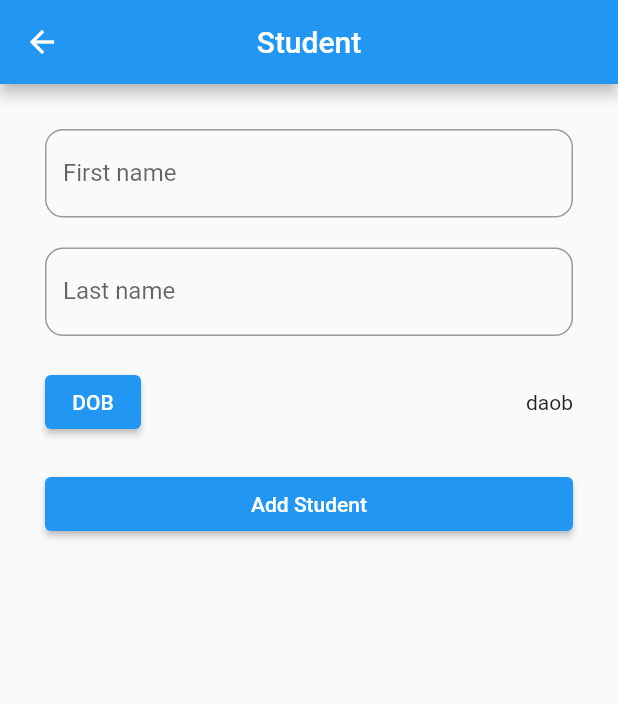
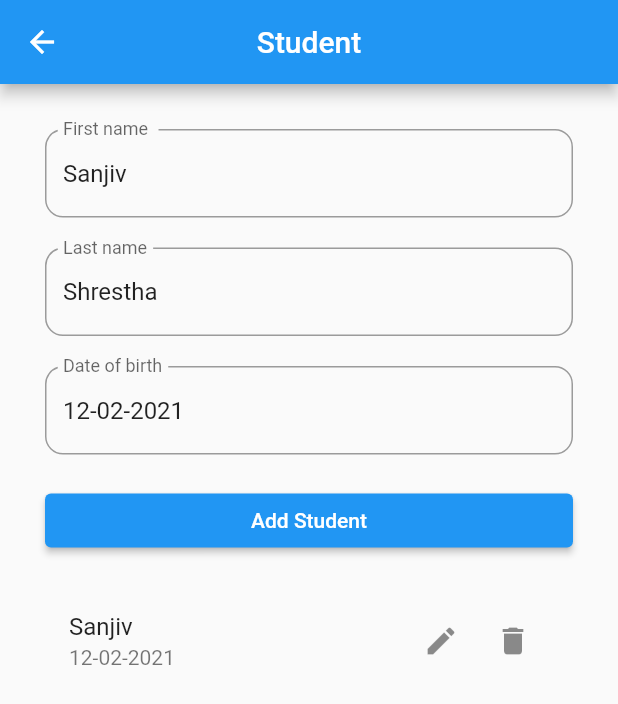
Before and after one commit to sanjiv576/flutter_apps, a Flutter app: the StudentView screen opened by its route, after a tap on "Add Student", on a phone screen of 412 x 824 dp. Shown: the top 704 px of the screen. Run offline on Flutter 3.47's test engine with Material 2 defaults, Android fonts, the phone set to English and light mode, and no system bars; our stand-ins replace flutter_riverpod, get_it, shared_preferences; accounts and stored records are empty; key blocks and very long unbroken strings in the code were emptied for the run.

Commit message:
add MVVM pattern

```diff
--- /dev/null
+++ b/riverpod_state_management/lib/model/student.dart
@@ -0,0 +1,12 @@
+class Student {
+  final String firstName;
+  final String lastName;
+  final String dob;
+
+  Student({required this.firstName, required this.lastName, required this.dob});
+
+  @override
+  String toString() {
+    return 'First Name: $firstName ';
+  }
+}
--- /dev/null
+++ b/riverpod_state_management/lib/state/student_state.dart
@@ -0,0 +1,23 @@
+import '../model/student.dart';
+
+class StudentState {
+  bool isLoading;
+  List<Student> students;
+
+  StudentState({required this.isLoading, required this.students});
+
+// copyWith used here if the small thing changed
+
+  StudentState copyWith({
+    bool? isLoading,
+    List<Student>? students,
+  }) {
+    return StudentState(
+        isLoading: isLoading ?? this.isLoading,
+        students: students ?? this.students);
+  }
+
+  // initial state ---> created to avoid lengthy code in student_viewmodel
+
+  StudentState.initial() : this(isLoading: false, students: []);
+}
--- a/riverpod_state_management/lib/view/student_view.dart
+++ b/riverpod_state_management/lib/view/student_view.dart
@@ -1,5 +1,8 @@
 import 'package:flutter/material.dart';
 import 'package:flutter_riverpod/flutter_riverpod.dart';
+import 'package:riverpod_state_management/view_model/student_viewmodel.dart';
+
+import '../model/student.dart';
 
 class StudentView extends ConsumerStatefulWidget {
   const StudentView({super.key});
@@ -9,32 +12,14 @@ class StudentView extends ConsumerStatefulWidget {
 }
 
 class _StudentViewState extends ConsumerState<StudentView> {
-  final firstNameController = TextEditingController();
-  final lastNameController = TextEditingController();
-  final dobController = TextEditingController();
-
-  DateTime selectedDate = DateTime.now();
-
-  _openDatePicker() {
-    showDatePicker(
-            context: context,
-            initialDate: DateTime.now(),
-            firstDate: DateTime(2020),
-            lastDate: DateTime.now())
-        .then((pickedDate) {
-      // Check if no date is selected
-      if (pickedDate == null) {
-        return;
-      }
-      setState(() {
-        // using state so that the UI will be rerendered when date is picked
-        selectedDate = pickedDate;
-      });
-    });
-  }
+  final firstNameController = TextEditingController(text: 'Sanjiv');
+  final lastNameController = TextEditingController(text: 'Shrestha');
+  final dobController = TextEditingController(text: '12-02-2021');
 
   @override
   Widget build(BuildContext context) {
+    // keep watching if any other changes are found then change in UI as well
+    var studentState = ref.watch(studentViewModelProvider);
     return Scaffold(
       appBar: AppBar(
         title: const Text('Student'),
@@ -64,24 +49,66 @@ class _StudentViewState extends ConsumerState<StudentView> {
               ),
             ),
             const SizedBox(height: 20),
-            Row(
-              mainAxisAlignment: MainAxisAlignment.spaceBetween,
-              children: [
-                ElevatedButton(
-                    onPressed: () {
-                      _openDatePicker();
-                    },
-                    child: const Text('DOB')),
-                const Text('daob')
-              ],
+            TextFormField(
+              controller: dobController,
+              decoration: InputDecoration(
+                labelText: 'Date of birth',
+                border: OutlineInputBorder(
+                  borderRadius: BorderRadius.circular(12),
+                ),
+              ),
             ),
             const SizedBox(height: 20),
             SizedBox(
               width: double.infinity,
               child: ElevatedButton(
-                  onPressed: () {}, child: const Text('Add Student')),
+                  onPressed: () {
+                    String firstName = firstNameController.text.trim();
+                    String lastName = lastNameController.text.trim();
+                     String dob = dobController.text.trim();
+
+                    Student newStudent = Student(
+                        firstName: firstName, lastName: lastName, dob: dob);
+
+                    // print(newStudent);
+
+                    // notifier is used to access the class  i.e StudentView Model not the object i.e StudentState
+                    // becasue to access addStudent method
+                    ref
+                        .read(studentViewModelProvider.notifier)
+                        .addStudent(student: newStudent);
+                  },
+                  child: const Text('Add Student')),
             ),
             const SizedBox(height: 20),
+            // for showing if there is data or not
+            studentState.students.isNotEmpty
+                ? Expanded(
+                    child: ListView.builder(
+                        itemCount: studentState.students.length,
+                        itemBuilder: (context, index) {
+                          return ListTile(
+                            title: Text(studentState.students[index].firstName),
+                            subtitle: Text(studentState.students[index].dob),
+                            trailing: Wrap(
+                              children: [
+                                IconButton(
+                                  onPressed: () {},
+                                  icon: const Icon(Icons.edit),
+                                ),
+                                 IconButton(
+                                  onPressed: () {
+                                    // ref.watch(studentViewModelProvider.notifier).state =
+                                  },
+                                  icon: const Icon(Icons.delete),
+                                ),
+
+                              ],
+                            ),
+                          );
+                        }),
+                  )
+                : const Text('NO data'),
           ],
         ),
       ),
--- /dev/null
+++ b/riverpod_state_management/lib/view_model/student_viewmodel.dart
@@ -0,0 +1,39 @@
+import 'package:flutter_riverpod/flutter_riverpod.dart';
+import 'package:riverpod_state_management/state/student_state.dart';
+
+import '../model/student.dart';
+
+// NOte: StateNotifier is used -->  if the class or object is needed to be returned
+// Note: StateProvider , if the primitive data type like
+
+// return StudentViewModel class but its object is StudentState
+final studentViewModelProvider =
+    StateNotifierProvider<StudentViewModel, StudentState>(
+        (ref) => StudentViewModel());
+
+class StudentViewModel extends StateNotifier<StudentState> {
+  // passsing default values  to the parent class i.e from StudentState to StateNotifier
+  // when the screen is opened for the first time
+  // Note: super => calling parent , this => current
+
+  // passing initial state of Student
+  StudentViewModel() : super(StudentState.initial());
+
+  // add student --> never use return type
+  void addStudent({required Student student}) {
+    // turn on the progress bar  ==> which means it is processing to add studetn
+    // Note: state ==> is StudentState here, look in the StateNotifier<StudentState>
+    state = state.copyWith(isLoading: true);
+
+    // Student lai state ma add gara
+
+    state.students.add(student);
+
+    // turn off the progress bar
+    state = state.copyWith(isLoading: false);
+  }
+
+
+
+  // get studnet
+}
```
